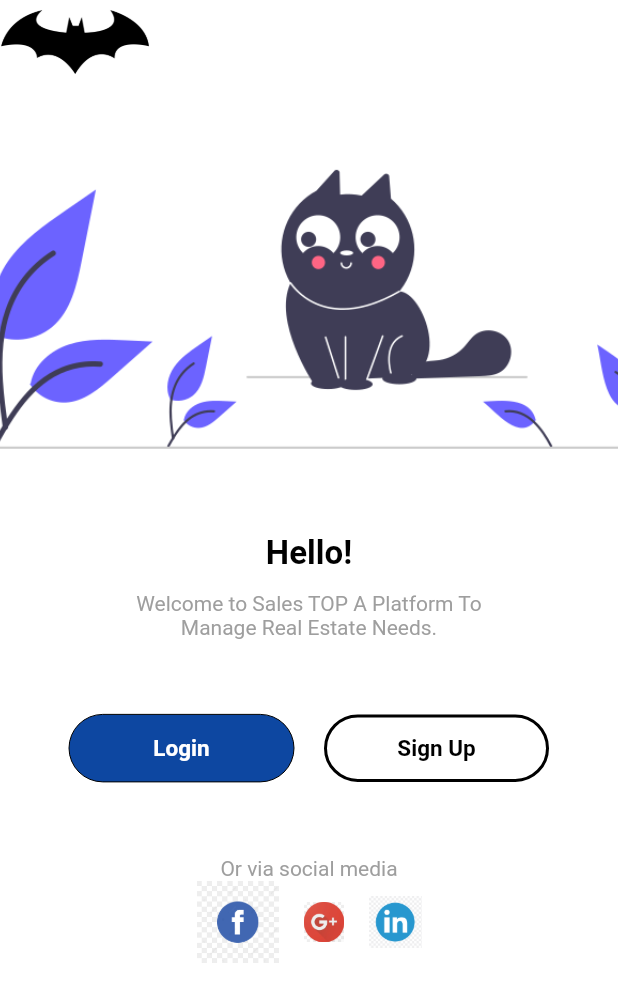
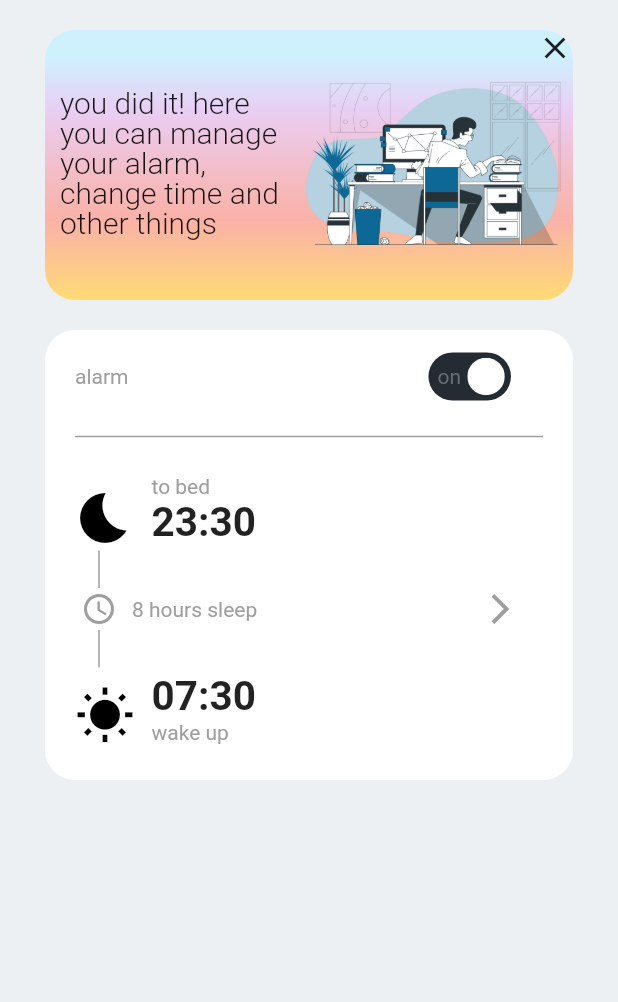
Before and after one commit to alejoloopez5-zz/flutterchallenges, a Flutter app: the screen it shows after launch, on a phone screen of 412 x 824 dp. Shown: the top 1002 px of the screen. Run offline on Flutter 3.47's test engine with Material 2 defaults, Android fonts, the phone set to English and light mode, and no system bars.

Commit message:
challenge 2

```diff
--- a/challenges_ui/lib/main.dart
+++ b/challenges_ui/lib/main.dart
@@ -1,4 +1,5 @@
 import 'package:challenges_ui/src/pages/challenge1_page.dart';
+import 'package:challenges_ui/src/pages/challenge2_page.dart';
 import 'package:flutter/material.dart';
 
 void main() => runApp(MyApp());
@@ -9,9 +10,10 @@ class MyApp extends StatelessWidget {
     return MaterialApp(
       debugShowCheckedModeBanner: false,
       title: 'Material App',
-      initialRoute: 'challenge1',
+      initialRoute: 'challenge2',
       routes: {
         'challenge1': (BuildContext context) => Challenge1Page(),
+        'challenge2': (BuildContext context) => Challenge2Page(),
       },
     );
   }
--- /dev/null
+++ b/challenges_ui/lib/src/pages/challenge2_page.dart
@@ -0,0 +1,15 @@
+import 'package:challenges_ui/src/widgets/Center_Card.dart';
+import 'package:challenges_ui/src/widgets/Top_Card.dart';
+import 'package:flutter/material.dart';
+
+class Challenge2Page extends StatelessWidget {
+  @override
+  Widget build(BuildContext context) {
+    return Scaffold(
+      backgroundColor: Color(0xffECF0F3),
+      body: SafeArea(
+        child: Column(children: [TopCard(), CenterCard()]),
+      ),
+    );
+  }
+}
--- /dev/null
+++ b/challenges_ui/lib/src/widgets/Center_Card.dart
@@ -0,0 +1,196 @@
+import 'package:flutter/material.dart';
+
+class CenterCard extends StatelessWidget {
+  @override
+  Widget build(BuildContext context) {
+    return Container(
+      height: 300,
+      width: double.infinity,
+      margin: EdgeInsets.symmetric(horizontal: 30),
+      decoration: BoxDecoration(
+          borderRadius: BorderRadius.circular(20), color: Colors.white),
+      child: Column(
+        children: [
+          Row(
+            children: [
+              Container(
+                child: Text(
+                  'alarm',
+                  style: TextStyle(color: Colors.grey),
+                ),
+                padding: EdgeInsets.only(top: 15, left: 20),
+              ),
+              SizedBox(
+                width: 200,
+              ),
+              Container(
+                child: _CustomAlarm(),
+                padding: EdgeInsets.only(top: 15, right: 0),
+              )
+            ],
+          ),
+          Divider(
+            color: Colors.grey,
+            height: 48,
+            thickness: 1,
+            endIndent: 20,
+            indent: 20,
+          ),
+          _CustomIcons(),
+          _CustomDivider(),
+          _CustomIcons2(),
+          _CustomDivider(),
+          _CustomIcons3(),
+        ],
+      ),
+    );
+  }
+}
+
+class _CustomIcons3 extends StatelessWidget {
+  @override
+  Widget build(BuildContext context) {
+    return Row(crossAxisAlignment: CrossAxisAlignment.center, children: [
+      Padding(
+        padding: const EdgeInsets.only(left: 20, top: 10),
+        child: Icon(
+          Icons.wb_sunny,
+          size: 40,
+          color: Colors.black,
+        ),
+      ),
+      SizedBox(
+        width: 10,
+      ),
+      Padding(
+        padding: const EdgeInsets.only(left: 1),
+        child: Column(
+          crossAxisAlignment: CrossAxisAlignment.start,
+          children: [
+            Text(
+              '07:30',
+              style: TextStyle(fontSize: 27, fontWeight: FontWeight.bold),
+            ),
+            Text(
+              'wake up',
+              style: TextStyle(color: Colors.grey),
+            ),
+          ],
+        ),
+      ),
+    ]);
+  }
+}
+
+class _CustomIcons2 extends StatelessWidget {
+  @override
+  Widget build(BuildContext context) {
+    return Padding(
+      padding: const EdgeInsets.only(left: 24),
+      child: Row(
+        children: [
+          Icon(
+            Icons.access_time,
+            color: Colors.grey,
+          ),
+          SizedBox(
+            width: 10,
+          ),
+          Text(
+            '8 hours sleep',
+            style: TextStyle(color: Colors.grey),
+          ),
+          SizedBox(
+            width: 150,
+          ),
+          Icon(
+            Icons.arrow_forward_ios,
+            color: Colors.grey,
+          )
+        ],
+      ),
+    );
+  }
+}
+
+class _CustomAlarm extends StatelessWidget {
+  @override
+  Widget build(BuildContext context) {
+    return Container(
+      height: 32,
+      width: 55,
+      decoration: BoxDecoration(
+          color: Color(0xff242B32), borderRadius: BorderRadius.circular(20)),
+      child: Row(
+        mainAxisAlignment: MainAxisAlignment.spaceEvenly,
+        children: [
+          Padding(
+              padding: EdgeInsets.only(left: 2),
+              child: Text("on",
+                  style: TextStyle(
+                      color: Color(0xff676F76), fontWeight: FontWeight.w400))),
+          ClipRRect(
+            borderRadius: BorderRadius.circular(29),
+            child: Container(
+              width: 25,
+              height: 25,
+              color: Colors.white,
+            ),
+          )
+        ],
+      ),
+    );
+  }
+}
+
+class _CustomIcons extends StatelessWidget {
+  @override
+  Widget build(BuildContext context) {
+    return Row(crossAxisAlignment: CrossAxisAlignment.center, children: [
+      Padding(
+        padding: const EdgeInsets.only(left: 20, top: 10),
+        child: Icon(
+          Icons.bedtime,
+          size: 40,
+          color: Colors.black,
+        ),
+      ),
+      SizedBox(
+        width: 10,
+      ),
+      Padding(
+        padding: const EdgeInsets.only(left: 1),
+        child: Column(
+          crossAxisAlignment: CrossAxisAlignment.start,
+          children: [
+            Text(
+              'to bed',
+              style: TextStyle(color: Colors.grey),
+            ),
+            Text(
+              '23:30',
+              style: TextStyle(fontSize: 27, fontWeight: FontWeight.bold),
+            )
+          ],
+        ),
+      ),
+    ]);
+  }
+}
+
+class _CustomDivider extends StatelessWidget {
+  @override
+  Widget build(BuildContext context) {
+    return Padding(
+      padding: const EdgeInsets.only(left: 8.0, top: 2, bottom: 2),
+      child: Container(
+          alignment: Alignment.bottomLeft,
+          padding: EdgeInsets.only(left: 20),
+          height: 25,
+          child: VerticalDivider(
+            color: Colors.grey,
+            thickness: 1,
+          )),
+    );
+  }
+}
--- /dev/null
+++ b/challenges_ui/lib/src/widgets/Top_Card.dart
@@ -0,0 +1,64 @@
+import 'package:flutter/material.dart';
+
+class TopCard extends StatelessWidget {
+  @override
+  Widget build(BuildContext context) {
+    return Container(
+      margin: EdgeInsets.symmetric(horizontal: 30, vertical: 20),
+      width: double.infinity,
+      height: 180,
+      decoration: BoxDecoration(borderRadius: BorderRadius.circular(20)),
+      child: Stack(
+        children: [
+          Container(
+            decoration: BoxDecoration(
+                borderRadius: BorderRadius.circular(20),
+                gradient: LinearGradient(
+                    begin: Alignment.topCenter,
+                    end: Alignment.bottomCenter,
+                    stops: [
+                      0.1,
+                      0.3,
+                      0.7,
+                      1
+                    ],
+                    colors: [
+                      Color(0xffcff1fe),
+                      Color(0xffe9cef4),
+                      Color(0xfffca99e).withOpacity(0.88),
+                      Color(0xffffdc74),
+                    ])),
+          ),
+          Align(
+              child: Icon(
+                Icons.close,
+              ),
+              alignment: Alignment.topRight),
+          Positioned(
+            right: 0,
+            bottom: 0,
+            child: Image(
+              image: AssetImage('assets/challenge2.png'),
+              height: 180,
+              width: 180,
+            ),
+          ),
+          Align(
+            alignment: Alignment.centerLeft,
+            child: Padding(
+              padding: const EdgeInsets.only(left: 10),
+              child: Text(
+                'you did it! here\nyou can manage\nyour alarm,\nchange time and\nother things',
+                style: TextStyle(
+                    color: Colors.black.withOpacity(0.90),
+                    fontSize: 20,
+                    fontWeight: FontWeight.w300,
+                    height: 1),
+              ),
+            ),
+          ),
+        ],
+      ),
+    );
+  }
+}
```
Also changed, not shown: challenges_ui/assets/challenge2.png (added).
